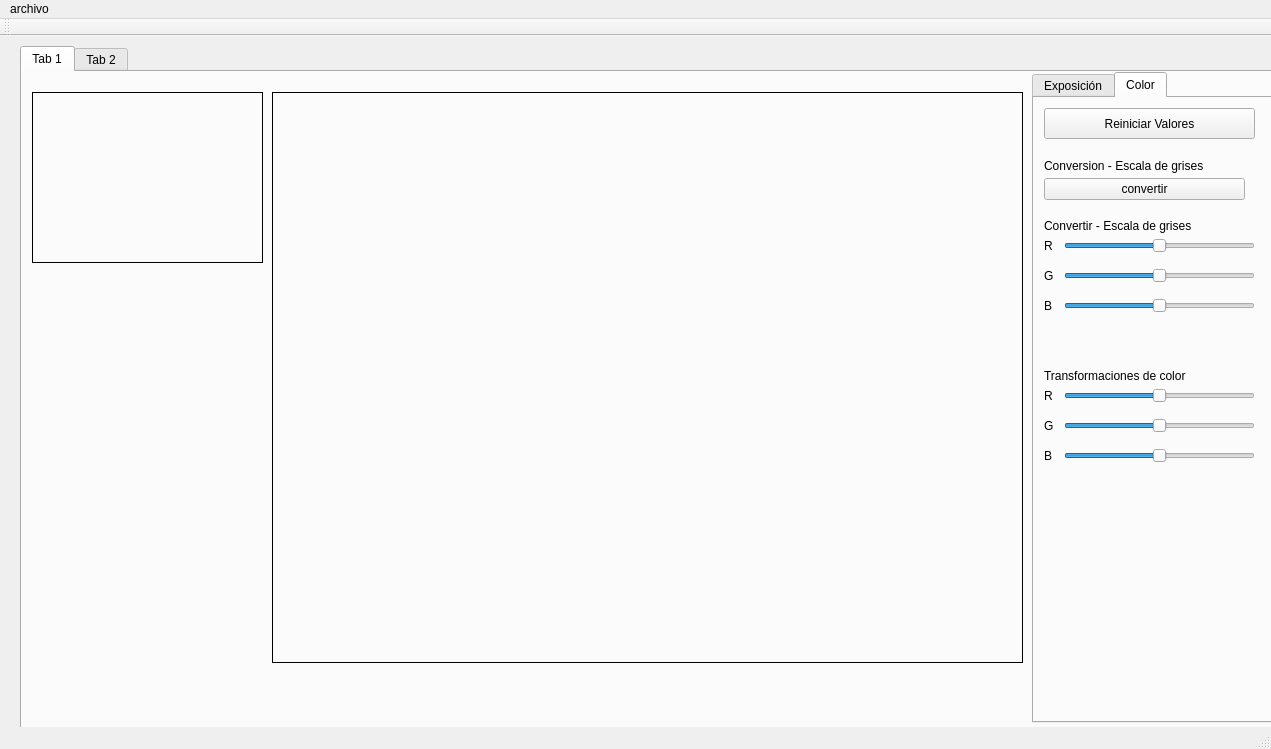
yonelyvan/top-grafica, file postpro/project/mainwindow.ui: the form before one commit.
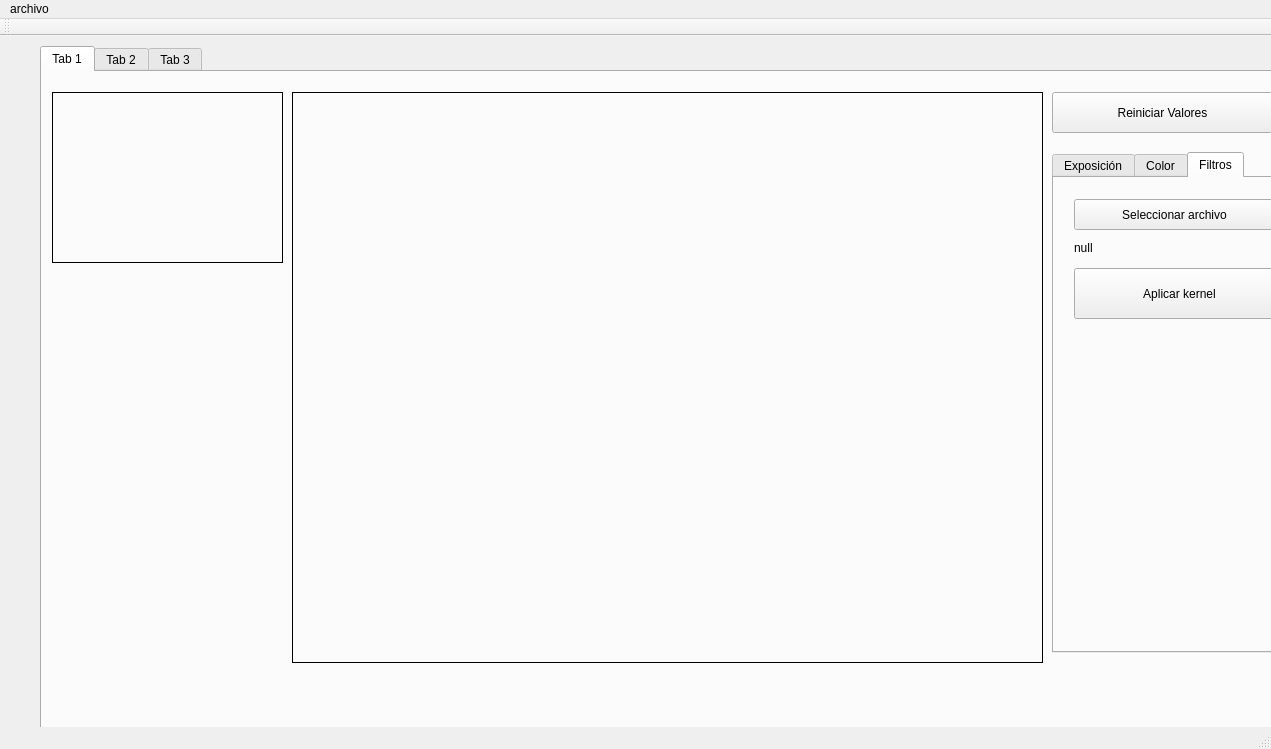
The form after the commit. The open tabs and pages were chosen to show the change.

Diff of the .ui file:
```diff
--- a/postpro/project/mainwindow.ui
+++ b/postpro/project/mainwindow.ui
@@ -30,7 +30,7 @@
    <widget class="QTabWidget" name="tabWidget_2">
     <property name="geometry">
      <rect>
-      <x>20</x>
+      <x>40</x>
       <y>10</y>
       <width>1261</width>
       <height>691</height>
@@ -85,9 +85,9 @@
       <property name="geometry">
        <rect>
         <x>1010</x>
-        <y>0</y>
+        <y>80</y>
         <width>241</width>
-        <height>651</height>
+        <height>501</height>
        </rect>
       </property>
       <property name="currentIndex">
@@ -199,20 +199,7 @@
          </rect>
         </property>
         <property name="text">
-         <string>Ecualizar (0-20%)</string>
-        </property>
-       </widget>
-       <widget class="QPushButton" name="pushButton">
-        <property name="geometry">
-         <rect>
-          <x>10</x>
-          <y>10</y>
-          <width>221</width>
-          <height>31</height>
-         </rect>
-        </property>
-        <property name="text">
-         <string>Reiniciar Valores</string>
+         <string>Estiramiento (0-20%)</string>
         </property>
        </widget>
       </widget>
@@ -224,7 +211,7 @@
         <property name="geometry">
          <rect>
           <x>10</x>
-          <y>60</y>
+          <y>30</y>
           <width>201</width>
           <height>16</height>
          </rect>
@@ -233,24 +220,11 @@
          <string>Conversion - Escala de grises</string>
         </property>
        </widget>
-       <widget class="QPushButton" name="pushButton_2">
-        <property name="geometry">
-         <rect>
-          <x>10</x>
-          <y>10</y>
-          <width>211</width>
-          <height>31</height>
-         </rect>
-        </property>
-        <property name="text">
-         <string>Reiniciar Valores</string>
-        </property>
-       </widget>
        <widget class="QPushButton" name="pushButton_3">
         <property name="geometry">
          <rect>
           <x>10</x>
-          <y>80</y>
+          <y>50</y>
           <width>201</width>
           <height>22</height>
          </rect>
@@ -478,6 +452,63 @@
         </property>
        </widget>
       </widget>
+      <widget class="QWidget" name="tab_8">
+       <attribute name="title">
+        <string>Filtros</string>
+       </attribute>
+       <widget class="QPushButton" name="pushButton_9">
+        <property name="geometry">
+         <rect>
+          <x>20</x>
+          <y>90</y>
+          <width>211</width>
+          <height>51</height>
+         </rect>
+        </property>
+        <property name="text">
+         <string>Aplicar kernel</string>
+        </property>
+       </widget>
+       <widget class="QLabel" name="label_15">
+        <property name="geometry">
+         <rect>
+          <x>20</x>
+          <y>60</y>
+          <width>191</width>
+          <height>20</height>
+         </rect>
+        </property>
+        <property name="text">
+         <string>null</string>
+        </property>
+       </widget>
+       <widget class="QPushButton" name="pushButton_10">
+        <property name="geometry">
+         <rect>
+          <x>20</x>
+          <y>21</y>
+          <width>201</width>
+          <height>31</height>
+         </rect>
+        </property>
+        <property name="text">
+         <string>Seleccionar archivo</string>
+        </property>
+       </widget>
+      </widget>
+     </widget>
+     <widget class="QPushButton" name="pushButton">
+      <property name="geometry">
+       <rect>
+        <x>1010</x>
+        <y>20</y>
+        <width>221</width>
+        <height>41</height>
+       </rect>
+      </property>
+      <property name="text">
+       <string>Reiniciar Valores</string>
+      </property>
      </widget>
     </widget>
     <widget class="QWidget" name="tab_4">
@@ -659,6 +690,11 @@
       </property>
      </widget>
     </widget>
+    <widget class="QWidget" name="tab_7">
+     <attribute name="title">
+      <string>Tab 3</string>
+     </attribute>
+    </widget>
    </widget>
   </widget>
   <widget class="QMenuBar" name="menuBar">
```
Left out of the diff: 4 changed lines with no effect on the pictures.
